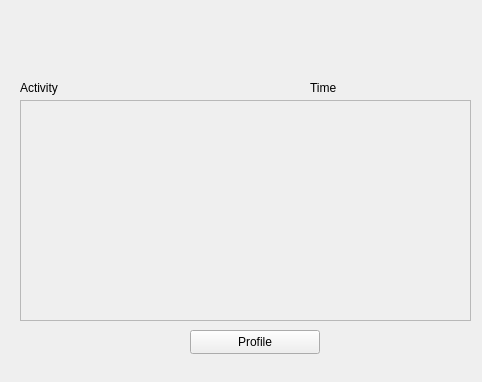
First picture: the form in forms/activitylogwindow.ui, repository shwaygrr/cmz-banking, before the edit.
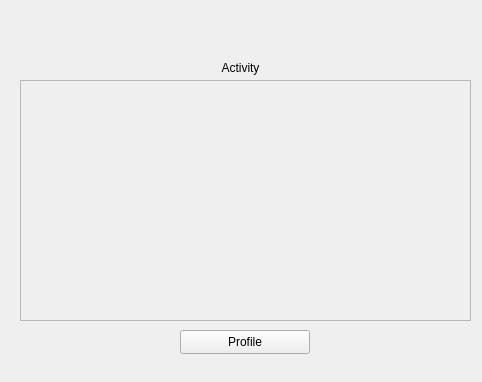
Second picture: the form after the edit.

Commit message: Fixed some ui issues with sizing and inconsistent labels

Diff of the .ui file:
```diff
--- a/forms/activitylogwindow.ui
+++ b/forms/activitylogwindow.ui
@@ -17,7 +17,7 @@
    <widget class="QPushButton" name="button_profile">
     <property name="geometry">
      <rect>
-      <x>190</x>
+      <x>180</x>
       <y>330</y>
       <width>130</width>
       <height>24</height>
@@ -30,8 +30,8 @@
    <widget class="QLabel" name="label_accountnumber">
     <property name="geometry">
      <rect>
-      <x>20</x>
-      <y>80</y>
+      <x>210</x>
+      <y>60</y>
       <width>61</width>
       <height>16</height>
      </rect>
@@ -39,27 +39,17 @@
     <property name="text">
      <string>Activity</string>
     </property>
-   </widget>
-   <widget class="QLabel" name="label_type">
-    <property name="geometry">
-     <rect>
-      <x>310</x>
-      <y>80</y>
-      <width>61</width>
-      <height>16</height>
-     </rect>
-    </property>
-    <property name="text">
-     <string>Time</string>
+    <property name="alignment">
+     <set>Qt::AlignmentFlag::AlignCenter</set>
     </property>
    </widget>
    <widget class="QScrollArea" name="scrollArea">
     <property name="geometry">
      <rect>
       <x>20</x>
-      <y>100</y>
+      <y>80</y>
       <width>451</width>
-      <height>221</height>
+      <height>241</height>
      </rect>
     </property>
     <property name="horizontalScrollBarPolicy">
@@ -77,7 +67,7 @@
        <x>0</x>
        <y>0</y>
        <width>449</width>
-       <height>219</height>
+       <height>239</height>
       </rect>
      </property>
      <property name="sizePolicy">
```
Left out of the diff: 4 changed lines with no effect on the pictures. The commit also changes 3 other files.
